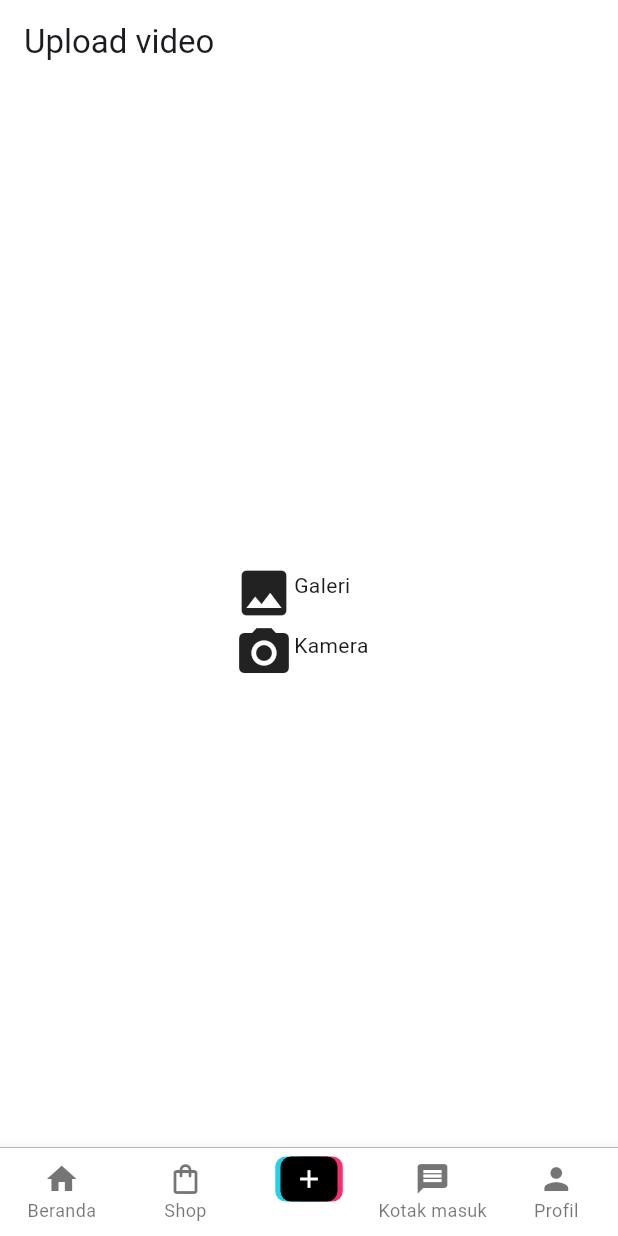
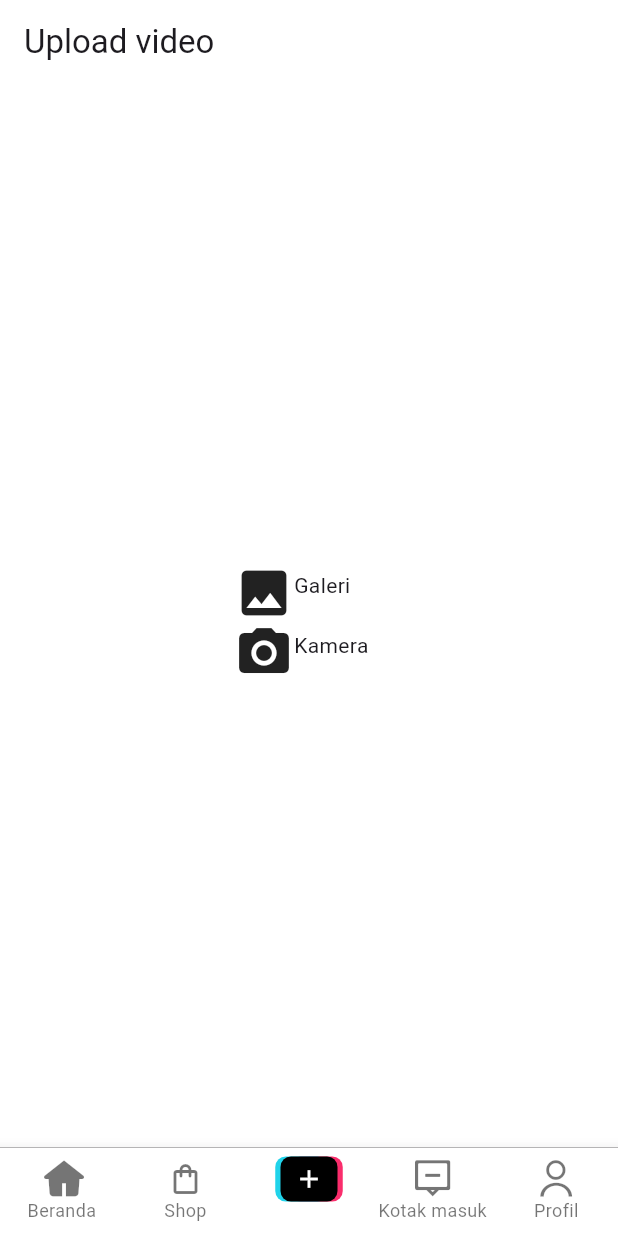
Before and after one commit to Imronarrosid/flutter_full_stack_tiktok_clone, a Flutter app: the screen it shows once a user with an empty profile is signed in, item 3 of the bottom bar chosen, on a phone screen of 412 x 824 dp. Run offline on Flutter 3.47's test engine with Material 2 defaults, Android fonts, the phone set to English and light mode, and no system bars; our stand-ins replace cached_network_image, cloud_firestore, firebase_auth, firebase_core, firebase_storage, get and 3 more; missing offline and left inert: video_compress; accounts and stored records are empty.

Commit message:
chage icons

```diff
--- a/lib/view/screen/home_screen.dart
+++ b/lib/view/screen/home_screen.dart
@@ -1,6 +1,7 @@
 import 'package:flutter/material.dart';
 import 'package:tiktok_clone/constans.dart';
 import 'package:tiktok_clone/view/widgets/custom_icon.dart';
+import 'package:tiktok_clone/view/widgets/icon.dart';
 
 class HomeScreen extends StatefulWidget {
   const HomeScreen({super.key});
@@ -34,7 +35,7 @@ class _HomeScreenState extends State<HomeScreen> {
             selectedFontSize: 12,
             items: [
               const BottomNavigationBarItem(
-                  icon: Icon(Icons.home), label: 'Beranda'),
+                  icon: Icon(TikTokIcons.home), label: 'Beranda'),
               const BottomNavigationBarItem(
                   icon: Icon(Icons.shopping_bag_outlined), label: 'Shop'),
               BottomNavigationBarItem(
@@ -46,9 +47,9 @@ class _HomeScreenState extends State<HomeScreen> {
                 label: '',
               ),
               const BottomNavigationBarItem(
-                  icon: Icon(Icons.message), label: 'Kotak masuk'),
+                  icon: Icon(TikTokIcons.messages), label: 'Kotak masuk'),
               const BottomNavigationBarItem(
-                  icon: Icon(Icons.person), label: 'Profil')
+                  icon: Icon(TikTokIcons.profile), label: 'Profil')
             ],
             currentIndex: _selectedIndex,
             onTap: (index) {
--- /dev/null
+++ b/lib/view/widgets/icon.dart
@@ -0,0 +1,16 @@
+import 'package:flutter/widgets.dart';
+
+class TikTokIcons {
+  TikTokIcons._();
+
+  static const _kFontFam = 'TikTokIcons';
+
+  static const IconData chatBubble = IconData(0xe808, fontFamily: _kFontFam);
+  static const IconData create = IconData(0xe809, fontFamily: _kFontFam);
+  static const IconData heart = IconData(0xe80a, fontFamily: _kFontFam);
+  static const IconData home = IconData(0xe80b, fontFamily: _kFontFam);
+  static const IconData messages = IconData(0xe80c, fontFamily: _kFontFam);
+  static const IconData profile = IconData(0xe80d, fontFamily: _kFontFam);
+  static const IconData reply = IconData(0xe80e, fontFamily: _kFontFam);
+  static const IconData search = IconData(0xe80f, fontFamily: _kFontFam);
+}
```
Also changed, not shown: lib/view/screen/video_screen.dart (+14 -13 lines).
